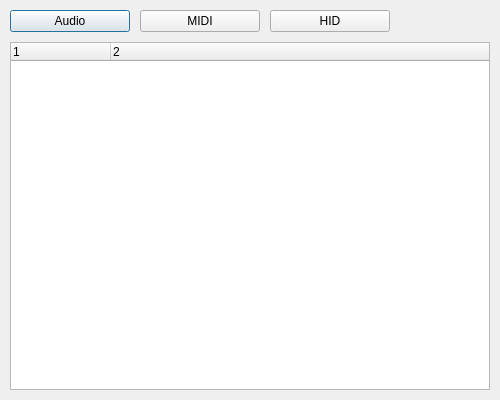
Above: src/qt/mADeviceBrowser.ui from ccrma/miniAudicle before the change. Below: the same form after it.
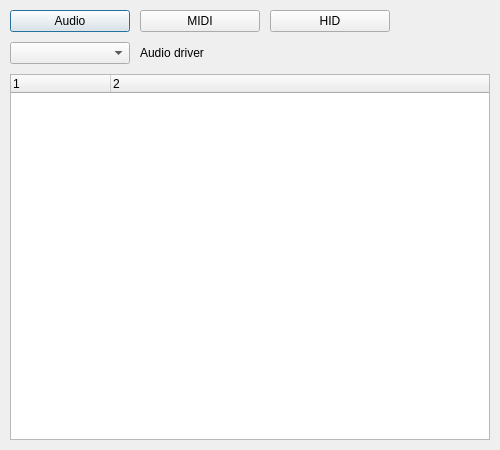
That is the form after the change. Icons and pictures are not drawn.

Commit message: add audio drivers to device browser

Patch:
```diff
--- a/src/qt/mADeviceBrowser.ui
+++ b/src/qt/mADeviceBrowser.ui
@@ -7,7 +7,7 @@
     <x>0</x>
     <y>0</y>
     <width>500</width>
-    <height>400</height>
+    <height>450</height>
    </rect>
   </property>
   <property name="minimumSize">
@@ -146,6 +146,52 @@
      </item>
     </layout>
    </item>
+   <item>
+    <layout class="QHBoxLayout" name="horizontalLayout_2" stretch="0,0,0">
+     <property name="spacing">
+      <number>10</number>
+     </property>
+     <item>
+      <widget class="QComboBox" name="audioDriver">
+       <property name="sizePolicy">
+        <sizepolicy hsizetype="Maximum" vsizetype="Fixed">
+         <horstretch>0</horstretch>
+         <verstretch>0</verstretch>
+        </sizepolicy>
+       </property>
+       <property name="minimumSize">
+        <size>
+         <width>120</width>
+         <height>0</height>
+        </size>
+       </property>
+       <property name="toolTip">
+        <string>&lt;html&gt;&lt;head/&gt;&lt;body&gt;&lt;p&gt;choose audio driver to the see corresponding audio devices&lt;/p&gt;&lt;/body&gt;&lt;/html&gt;</string>
+       </property>
+      </widget>
+     </item>
+     <item>
+      <widget class="QLabel" name="audioDriverLabel">
+       <property name="text">
+        <string>Audio driver</string>
+       </property>
+      </widget>
+     </item>
+     <item>
+      <spacer name="horizontalSpacer">
+       <property name="orientation">
+        <enum>Qt::Horizontal</enum>
+       </property>
+       <property name="sizeHint" stdset="0">
+        <size>
+         <width>40</width>
+         <height>20</height>
+        </size>
+       </property>
+      </spacer>
+     </item>
+    </layout>
+   </item>
    <item>
     <widget class="QTreeWidget" name="treeWidget">
      <property name="columnCount">
```
Left out of the diff: 19 changed lines with no effect on the pictures. The commit also changes 2 other files.
